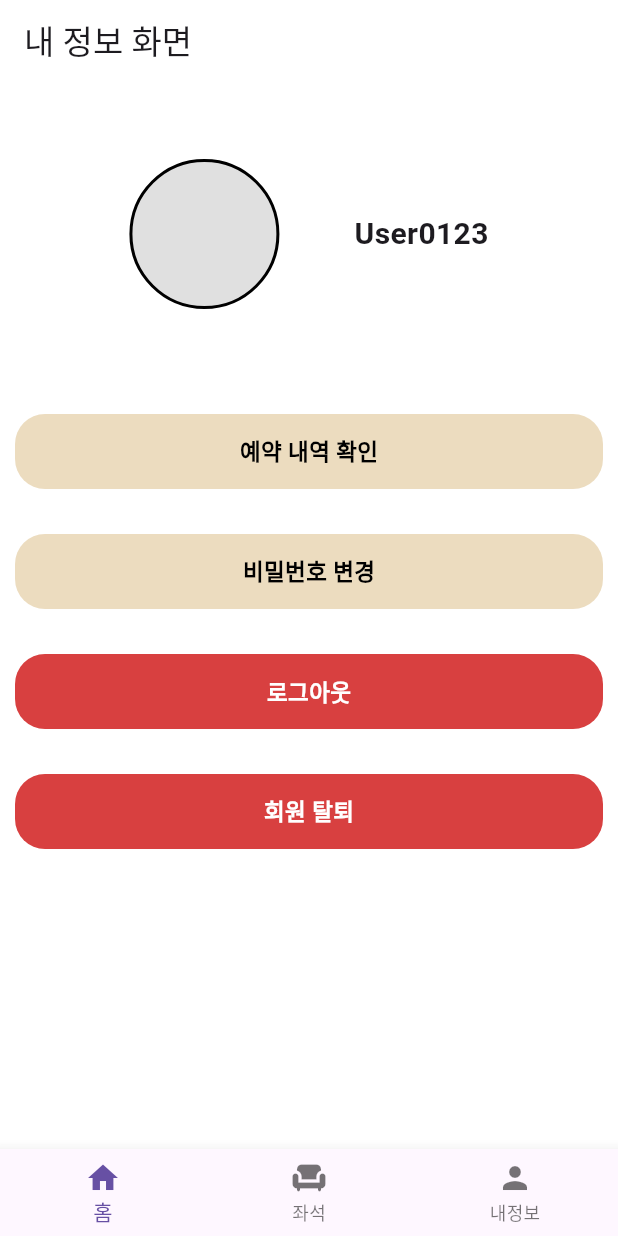
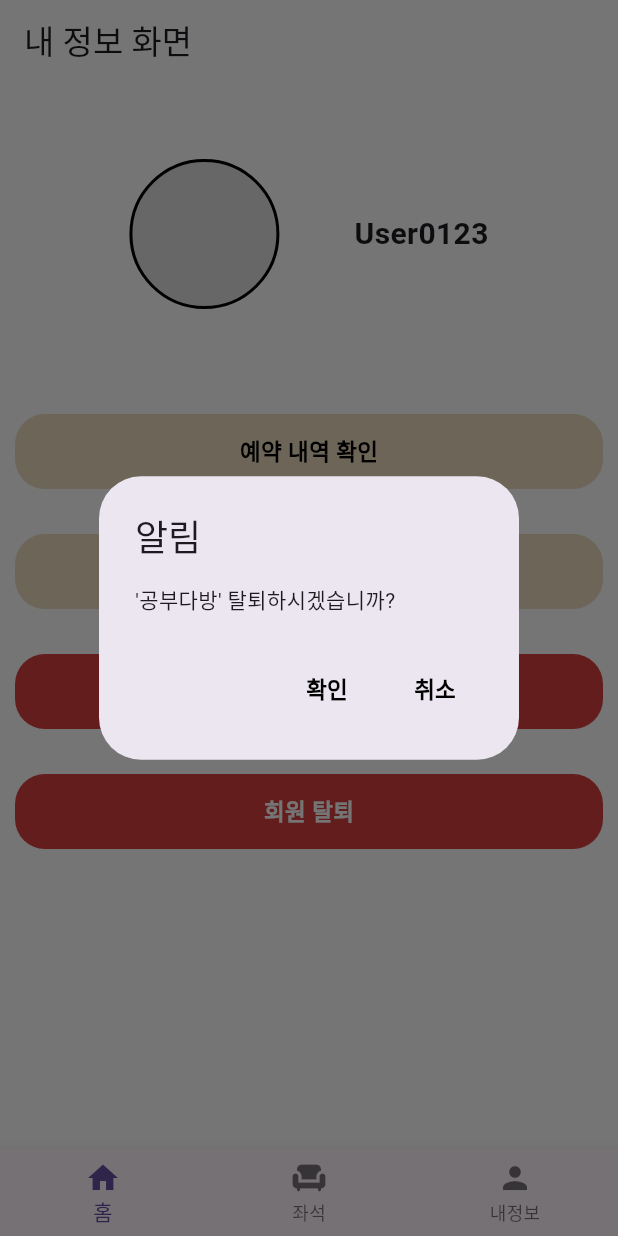
Before and after one commit to APP-iOS7/study_cafe-P6, a Flutter app: the screen it shows once a user with an empty profile is signed in, item 3 of the bottom bar chosen, after a tap on "회원 탈퇴", on a phone screen of 412 x 824 dp. Run offline on Flutter 3.47's test engine with Material 3 defaults, Android fonts, the phone set to English and light mode, and no system bars; our stand-ins replace cloud_firestore, firebase_auth, firebase_core, get; missing offline and left inert: tosspayments_widget_sdk_flutter; accounts and stored records are empty.

Commit message:
alertdialog_screen.dart 파일 추가 및 회완 탈퇴 수정 진행 중

```diff
--- /dev/null
+++ b/study_cafe_p6/lib/Screen/alertdialog_screen.dart
@@ -0,0 +1,41 @@
+import 'package:flutter/material.dart';
+
+Future<void> deleteAccountalert({
+  required BuildContext context,
+  String title = '알림',
+  String content = '\'공부다방\' 탈퇴하시겠습니까?',
+}) {
+  return showDialog(
+    context: context,
+    builder: (BuildContext dialogContext) {
+      return AlertDialog(
+        title: Text(title),
+        content: Text(content),
+        actions: [
+          TextButton(
+            onPressed: () => Navigator.of(dialogContext).pop(),
+            child: const Text(
+              '확인',
+              style: TextStyle(
+                color: Colors.black,
+                fontSize: 15,
+                fontWeight: FontWeight.bold,
+              ),
+            ),
+          ),
+          TextButton(
+            onPressed: () => Navigator.of(dialogContext).pop(),
+            child: const Text(
+              '취소',
+              style: TextStyle(
+                color: Colors.black,
+                fontSize: 15,
+                fontWeight: FontWeight.bold,
+              ),
+            ),
+          ),
+        ],
+      );
+    },
+  );
+}
--- a/study_cafe_p6/lib/Screen/myinfo_screen.dart
+++ b/study_cafe_p6/lib/Screen/myinfo_screen.dart
@@ -1,5 +1,6 @@
 import 'package:flutter/material.dart';
 import 'package:get/get.dart';
+import 'package:study_cafe_p6/Screen/alertdialog_screen.dart';
 import 'package:study_cafe_p6/Screen/reservationhistory_screen.dart';
 import 'package:study_cafe_p6/login/login_screen.dart';
 import 'package:study_cafe_p6/loginViewModel/login_view_model.dart';
@@ -172,6 +173,11 @@ class _MyinfoScreenState extends State<MyinfoScreen> {
             GestureDetector(
               onTap: () {
                 print("[D]회원탈퇴");
+                deleteAccountalert(
+                  context: context,
+                  // title: '알림',
+                  // content: '이건 커스텀 AlertDialog 예시입니다.',
+                );
               },
               child: Padding(
                 padding: const EdgeInsets.only(
```
